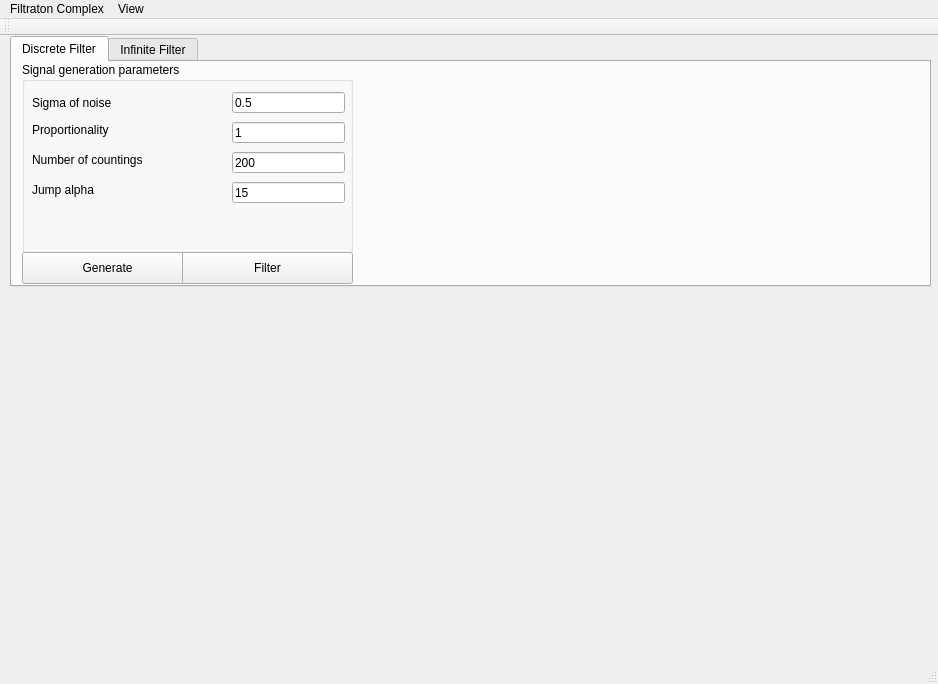
Above: mainwindow.ui from ilyamisyura/filtrationcomplex before the change. Below: the same form after it.
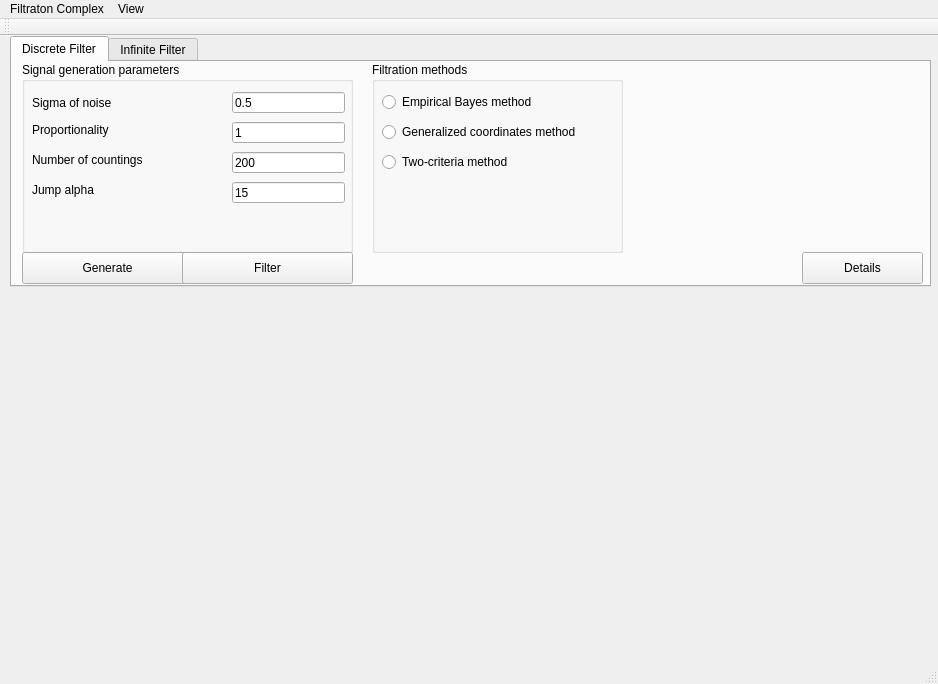
That is the form after the change. Custom widgets are drawn as their Qt base class.

```diff
--- a/mainwindow.ui
+++ b/mainwindow.ui
@@ -185,6 +185,71 @@
        <string>Filter</string>
       </property>
      </widget>
+     <widget class="QGroupBox" name="groupBox_4">
+      <property name="geometry">
+       <rect>
+        <x>360</x>
+        <y>0</y>
+        <width>251</width>
+        <height>191</height>
+       </rect>
+      </property>
+      <property name="title">
+       <string>Filtration methods</string>
+      </property>
+      <widget class="QRadioButton" name="radioButton">
+       <property name="geometry">
+        <rect>
+         <x>10</x>
+         <y>30</y>
+         <width>191</width>
+         <height>20</height>
+        </rect>
+       </property>
+       <property name="text">
+        <string>Empirical Bayes method</string>
+       </property>
+      </widget>
+      <widget class="QRadioButton" name="radioButton_2">
+       <property name="geometry">
+        <rect>
+         <x>10</x>
+         <y>60</y>
+         <width>231</width>
+         <height>20</height>
+        </rect>
+       </property>
+       <property name="text">
+        <string>Generalized coordinates method</string>
+       </property>
+      </widget>
+      <widget class="QRadioButton" name="radioButton_3">
+       <property name="geometry">
+        <rect>
+         <x>10</x>
+         <y>90</y>
+         <width>191</width>
+         <height>20</height>
+        </rect>
+       </property>
+       <property name="text">
+        <string>Two-criteria method</string>
+       </property>
+      </widget>
+     </widget>
+     <widget class="QPushButton" name="DetailsButton_2">
+      <property name="geometry">
+       <rect>
+        <x>790</x>
+        <y>190</y>
+        <width>121</width>
+        <height>32</height>
+       </rect>
+      </property>
+      <property name="text">
+       <string>Details</string>
+      </property>
+     </widget>
     </widget>
     <widget class="QWidget" name="tab_2">
      <attribute name="title">
```
Left out of the diff: 8 changed lines with no effect on the pictures.
